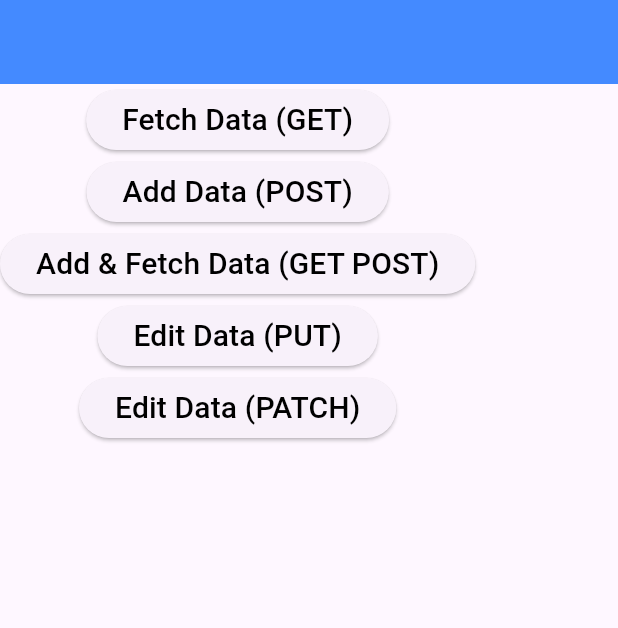
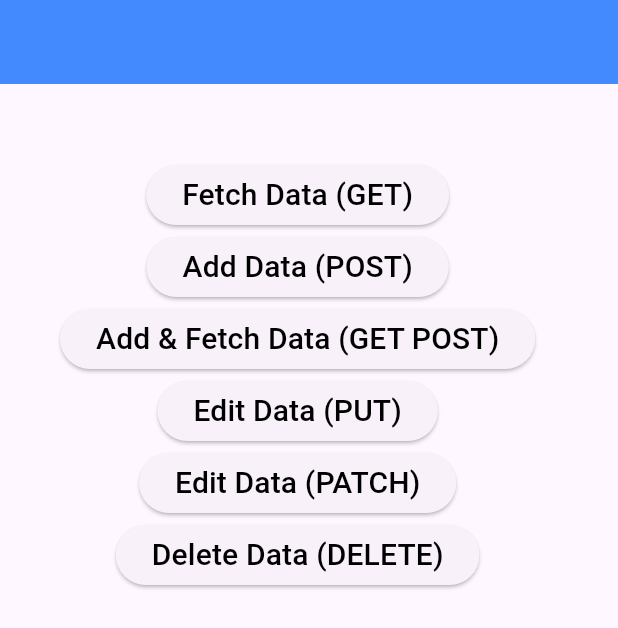
Before and after one commit to Digvijay0911/Flutter-dio-api-calling, a Flutter app: the screen it shows after launch, on a phone screen of 412 x 824 dp. Shown: the top 628 px of the screen. Run offline on Flutter 3.47's test engine with Material 3 defaults, Android fonts, the phone set to English and light mode, and no system bars; our stand-ins replace dio.

Commit message:
delete data using dio

```diff
--- a/lib/api/api_method.dart
+++ b/lib/api/api_method.dart
@@ -47,15 +47,26 @@ class ApiMethods {
     print(response.statusCode);
     print(response.data.toString());
   }
+
   // 5. Patch (Adding some data to the exisiting data)
   static void patchData() async {
     var dio = Dio();
-    var response =
-        await dio.patch("https://jsonplaceholder.typicode.com/posts/1", data: {
-      "name": "Vishal",
-      "title":"Hey Good Morning"
-    });
+    var response = await dio.patch(
+        "https://jsonplaceholder.typicode.com/posts/1",
+        data: {"name": "Vishal", "title": "Hey Good Morning"});
     print(response.statusCode);
     print(response.data.toString());
   }
+
+  // 6. Delete
+  static void deleteData() async {
+    var dio = Dio();
+    var response =
+        await dio.get("https://jsonplaceholder.typicode.com/posts/2");
+    print(response.data.toString());
+
+    var res = await dio.delete("https://jsonplaceholder.typicode.com/posts/2");
+    print(res.statusCode);
+    print(res.data.toString());
+  }
 }
--- a/lib/view/api_screen.dart
+++ b/lib/view/api_screen.dart
@@ -10,8 +10,13 @@ class ApiScreen extends StatelessWidget {
       appBar: AppBar(
         backgroundColor: Colors.blueAccent,
       ),
-      body: Column(
+      body: Padding(
+        padding: const EdgeInsets.only(left: 40, right: 10, bottom: 40),
+        child: Column(
           children: [
+            SizedBox(
+              height: 50,
+            ),
             ElevatedButton(
                 onPressed: () {
                   ApiMethods.fetchData();
@@ -51,8 +56,17 @@ class ApiScreen extends StatelessWidget {
                 child: const Text(
                   "Edit Data (PATCH)",
                   style: TextStyle(fontSize: 20, color: Colors.black),
+                )),
+            ElevatedButton(
+                onPressed: () {
+                  ApiMethods.deleteData();
+                },
+                child: const Text(
+                  "Delete Data (DELETE)",
+                  style: TextStyle(fontSize: 20, color: Colors.black),
                 ))
           ],
+        ),
       ),
     );
   }
```
Lines whose indentation alone changed are shown as unchanged.
